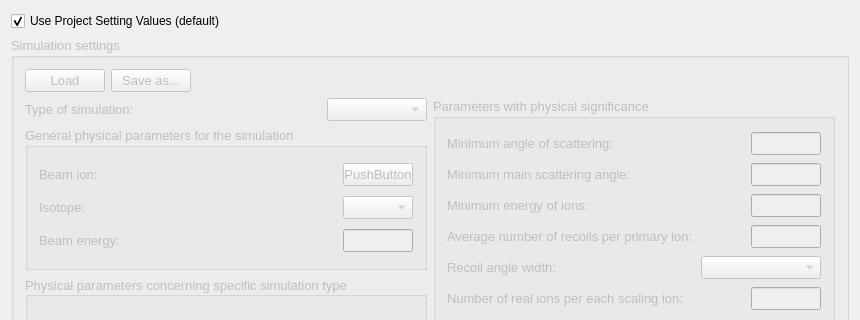
Old version of the form ui_files/ui_simulation_settings.ui in the repository JYU-IBA/potku; both pictures show x 0 to 860 and y 0 to 320 of the 860 by 620 pixel window.
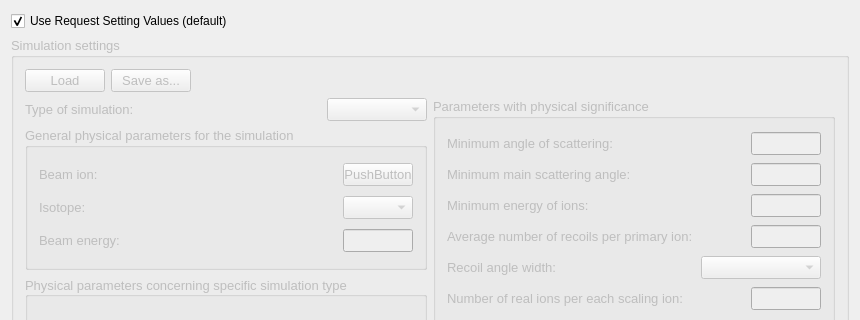
New version of the form.

Commit message: Changed the project concept into request. Replaced all the references to project with request. Also did some minor changes so the code is more in line with PEP 8.

```diff
--- a/ui_files/ui_simulation_settings.ui
+++ b/ui_files/ui_simulation_settings.ui
@@ -34,7 +34,7 @@
      <item>
       <widget class="QCheckBox" name="checkBox">
        <property name="text">
-        <string>Use Project Setting Values (default)</string>
+        <string>Use Request Setting Values (default)</string>
        </property>
        <property name="checked">
         <bool>true</bool>
```
Left out of the diff: 6 changed lines with no effect on the pictures. The commit also changes 47 other files.
